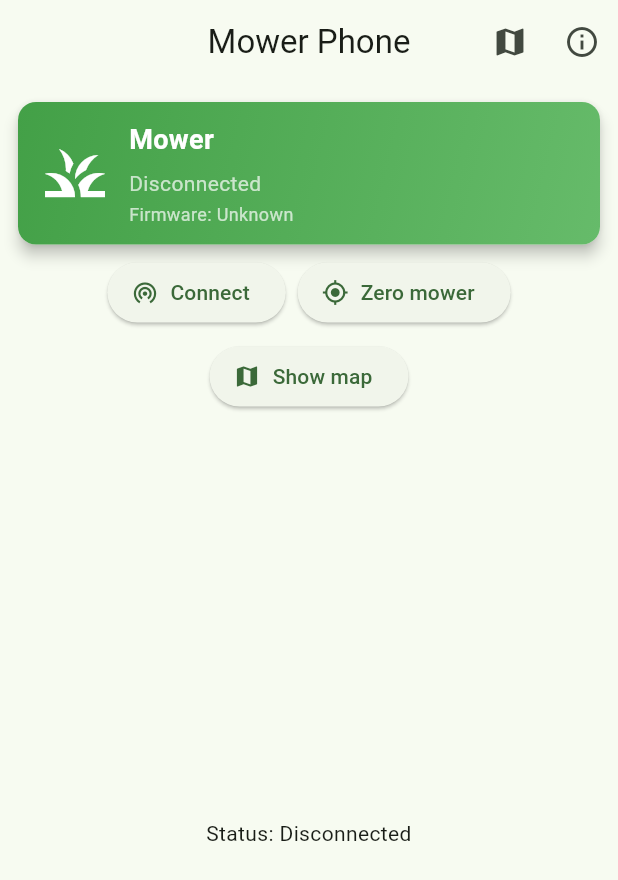
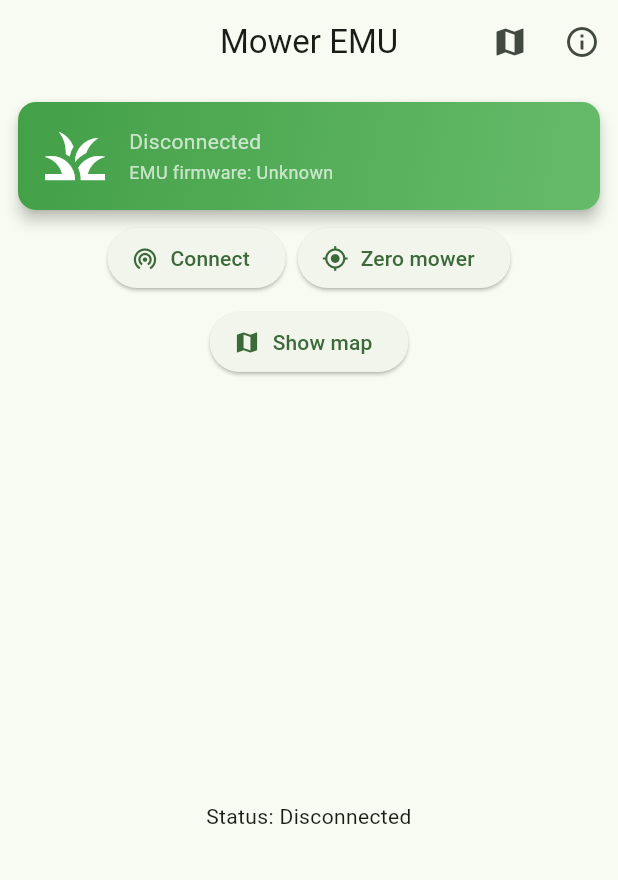
Before and after one commit to henrybrankin/mower_phone_app, a Flutter app: the HeatmapScreen screen opened directly with empty values, after a tap on "Close", on a phone screen of 412 x 824 dp. Shown: the top 880 px of the screen. Run offline on Flutter 3.47's test engine with Material 3 defaults, Android fonts, the light colour scheme and no system bars; our stand-ins replace flutter_blue_plus, package_info_plus; missing offline and left inert: window_size.

```diff
--- a/lib/about_diagnostics_screen.dart
+++ b/lib/about_diagnostics_screen.dart
@@ -40,7 +40,7 @@
         padding: const EdgeInsets.all(12),
         children: [
           _SectionCard(
-            title: 'Phone app',
+            title: 'Mower EMU app',
             children: [
               FutureBuilder<PackageInfo>(
                 future: _packageInfo,
@@ -64,7 +64,7 @@
           ),
           const SizedBox(height: 12),
           _SectionCard(
-            title: 'Mower connection',
+            title: 'Mower EMU connection',
             children: [
               _DiagnosticRow(
                 icon: Icons.bluetooth,
@@ -78,7 +78,7 @@
               ),
               _DiagnosticRow(
                 icon: Icons.memory,
-                label: 'Mower firmware',
+                label: 'EMU firmware',
                 value: widget.mowerFirmwareVersion ?? 'Unknown',
               ),
             ],
--- a/lib/ble_service.dart
+++ b/lib/ble_service.dart
@@ -18,8 +18,13 @@
   BluetoothCharacteristic? _versionChar;
   StreamSubscription<List<ScanResult>>? _scanSub;
   StreamSubscription<BluetoothConnectionState>? _connSub;
+  final _connectionStateController =
+      StreamController<BluetoothConnectionState>.broadcast();
 
-  MowerBleService({this.deviceName = 'MowerXiao'});
+  MowerBleService({this.deviceName = 'MowerEMU'});
+
+  Stream<BluetoothConnectionState> get connectionState =>
+      _connectionStateController.stream;
 
   String get platformName {
     if (Platform.isIOS) return 'iPhone';
@@ -56,7 +61,7 @@
         return;
       case BluetoothAdapterState.unauthorized:
         throw StateError(
-          'Bluetooth access is not authorized. Enable it for Mower Phone in '
+          'Bluetooth access is not authorized. Enable it for Mower EMU in '
           '${Platform.isIOS ? 'iPhone Settings' : 'Windows Settings'}.',
         );
       case BluetoothAdapterState.off:
@@ -141,6 +146,9 @@
     );
 
     _connSub = _device!.connectionState.listen((state) {
+      if (!_connectionStateController.isClosed) {
+        _connectionStateController.add(state);
+      }
       if (state == BluetoothConnectionState.disconnected) {
         _telemetryChar = null;
         _controlChar = null;
@@ -212,5 +220,6 @@
   void dispose() {
     _scanSub?.cancel();
     _connSub?.cancel();
+    _connectionStateController.close();
   }
 }
```
Also changed, not shown: lib/main.dart (+86 -15 lines), 10 other files.
